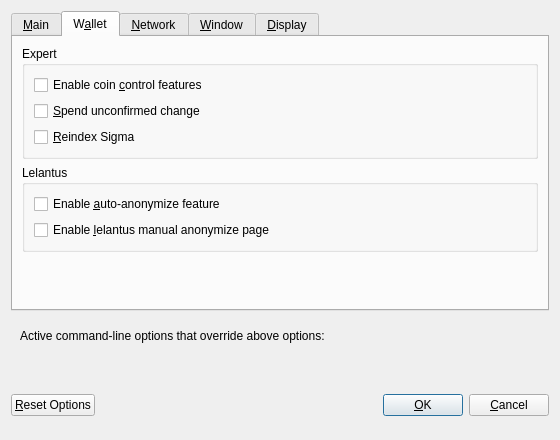
Qt form src/qt/forms/optionsdialog.ui (firoorg/firo) before a commit.
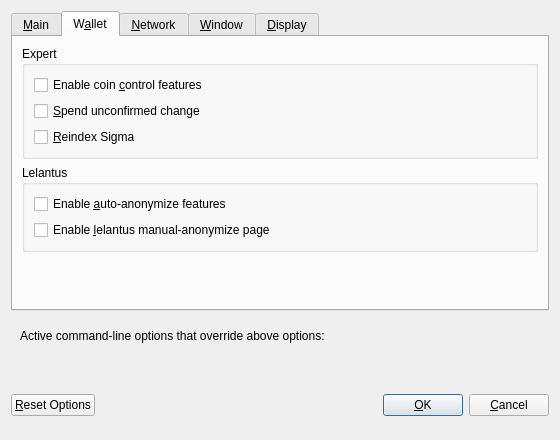
The same form after that commit. Custom widgets are drawn as their Qt base class.

Commit message: Update send coins dialog color

What changed in the file:
```diff
--- a/src/qt/forms/optionsdialog.ui
+++ b/src/qt/forms/optionsdialog.ui
@@ -185,14 +185,14 @@
           <item>
            <widget class="QCheckBox" name="autoAnonymize">
             <property name="text">
-             <string>Enable &amp;auto-anonymize feature</string>
+             <string>Enable &amp;auto-anonymize features</string>
             </property>
            </widget>
           </item>
           <item>
            <widget class="QCheckBox" name="lelantusPage">
             <property name="text">
-             <string>Enable &amp;lelantus manual anonymize page</string>
+             <string>Enable &amp;lelantus manual-anonymize page</string>
             </property>
            </widget>
           </item>
```
The commit also changes 2 other files.
